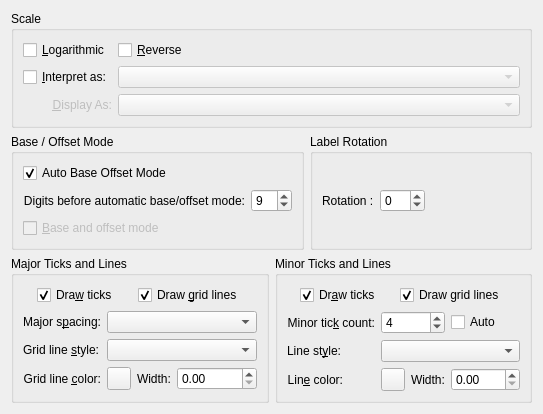
Kst-plot/kst, file src/libkstapp/axistab.ui: the form before one commit.
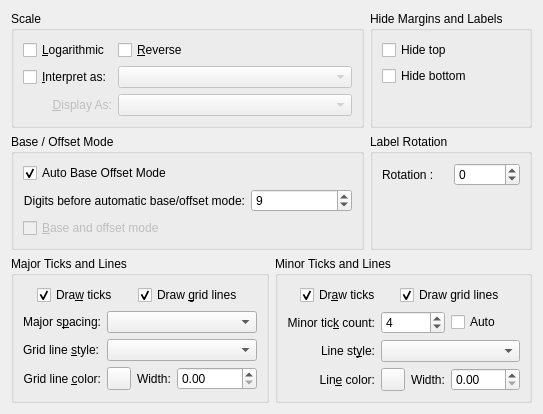
The form after the commit. Custom widgets are drawn as their Qt base class.

Patch:
```diff
--- a/src/libkstapp/axistab.ui
+++ b/src/libkstapp/axistab.ui
@@ -13,8 +13,10 @@
   <property name="windowTitle">
    <string>Form</string>
   </property>
-  <layout class="QVBoxLayout" name="verticalLayout">
+  <layout class="QVBoxLayout" name="verticalLayout_3">
    <item>
+    <layout class="QGridLayout" name="gridLayout_4">
+     <item row="0" column="0">
     <widget class="QGroupBox" name="_scaleGroup">
      <property name="title">
       <string>Scale</string>
@@ -110,9 +112,49 @@
      </layout>
     </widget>
    </item>
+     <item row="0" column="1">
+      <widget class="QGroupBox" name="groupBox_3">
+       <property name="sizePolicy">
+        <sizepolicy hsizetype="Fixed" vsizetype="Preferred">
+         <horstretch>0</horstretch>
+         <verstretch>0</verstretch>
+        </sizepolicy>
+       </property>
+       <property name="title">
+        <string>Hide Margins and Labels</string>
+       </property>
+       <layout class="QVBoxLayout" name="verticalLayout_2">
    <item>
-    <layout class="QHBoxLayout" name="horizontalLayout_5">
+         <widget class="QCheckBox" name="_hideTopRight">
+          <property name="text">
+           <string>Hide top</string>
+          </property>
+         </widget>
+        </item>
      <item>
+         <widget class="QCheckBox" name="_hideBottomLeft">
+          <property name="text">
+           <string>Hide bottom</string>
+          </property>
+         </widget>
+        </item>
+        <item>
+         <spacer name="verticalSpacer">
+          <property name="orientation">
+           <enum>Qt::Vertical</enum>
+          </property>
+          <property name="sizeHint" stdset="0">
+           <size>
+            <width>20</width>
+            <height>40</height>
+           </size>
+          </property>
+         </spacer>
+        </item>
+       </layout>
+      </widget>
+     </item>
+     <item row="1" column="0">
       <widget class="QGroupBox" name="groupBox">
        <property name="title">
         <string>Base / Offset Mode</string>
@@ -176,11 +218,13 @@
        </layout>
       </widget>
      </item>
-     <item>
+     <item row="1" column="1">
       <widget class="QGroupBox" name="groupBox_2">
        <property name="title">
         <string>Label Rotation</string>
        </property>
+       <layout class="QVBoxLayout" name="verticalLayout">
+        <item>
        <layout class="QHBoxLayout" name="horizontalLayout_3">
         <item>
          <widget class="QLabel" name="label_4">
@@ -199,15 +243,17 @@
           </property>
          </widget>
         </item>
+         </layout>
+        </item>
         <item>
-         <spacer name="horizontalSpacer">
+         <spacer name="verticalSpacer_2">
           <property name="orientation">
-           <enum>Qt::Horizontal</enum>
+           <enum>Qt::Vertical</enum>
           </property>
           <property name="sizeHint" stdset="0">
            <size>
-            <width>40</width>
-            <height>20</height>
+            <width>20</width>
+            <height>52</height>
            </size>
           </property>
          </spacer>
@@ -455,12 +501,6 @@
         </item>
         <item row="2" column="0">
          <widget class="QLabel" name="_axisMinorLineStyleLabel">
-          <property name="sizePolicy">
-           <sizepolicy hsizetype="Fixed" vsizetype="Preferred">
-            <horstretch>0</horstretch>
-            <verstretch>0</verstretch>
-           </sizepolicy>
-          </property>
           <property name="text">
            <string>Line st&amp;yle:</string>
           </property>
@@ -484,12 +524,6 @@
         </item>
         <item row="3" column="0">
          <widget class="QLabel" name="label_12">
-          <property name="sizePolicy">
-           <sizepolicy hsizetype="Fixed" vsizetype="Preferred">
-            <horstretch>0</horstretch>
-            <verstretch>0</verstretch>
-           </sizepolicy>
-          </property>
           <property name="text">
            <string>Lin&amp;e color:</string>
           </property>
```
Lines whose indentation alone changed are shown as unchanged.
